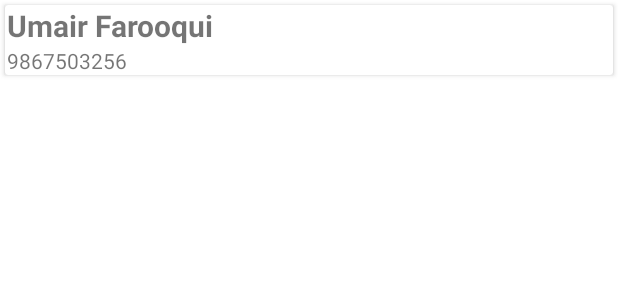
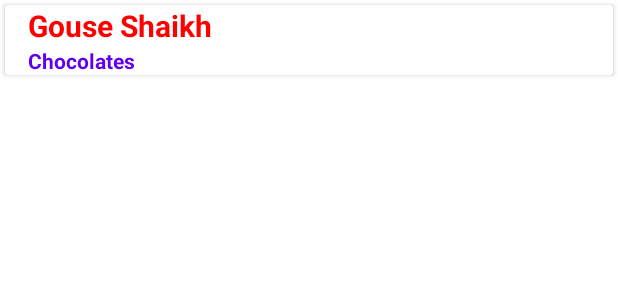
Before and after one commit to GouseCoder/Pharmical, an Android app: the layout row_seller.xml on its own in the app's theme, with its tools: preview values and no code run, on a phone screen of 412 x 824 dp. Shown: the top 300 px of the screen. Run offline under Robolectric (Android 15) with nearby library versions, the phone set to English and light mode, and no system bars.

```diff
--- a/app/src/main/java/com/example/myapplication/Adapters/AdapterProductSale.java
+++ b/app/src/main/java/com/example/myapplication/Adapters/AdapterProductSale.java
@@ -62,7 +62,7 @@ public class AdapterProductSale extends FirebaseRecyclerAdapter<ModelProduct, Ad
             public void onClick(View v) {
                 Intent clickonproducts = new Intent(v.getContext(), SellProductActivity.class);
                 clickonproducts.putExtra("productId", productId);
-                context.startActivity(clickonproducts);
+                //context.startActivity(clickonproducts);
 
             }
         });
--- a/app/src/main/res/layout/activity_login.xml
+++ b/app/src/main/res/layout/activity_login.xml
@@ -150,11 +150,6 @@
                 android:gravity="center">
 
                 <ImageView
-                    android:layout_width="wrap_content"
-                    android:layout_height="wrap_content"
-                    android:src="@drawable/ic_facebook" />
-
-                <ImageView
                     android:id="@+id/btnGoogle"
                     android:layout_width="wrap_content"
                     android:layout_height="wrap_content"
--- a/app/src/main/res/layout/row_seller.xml
+++ b/app/src/main/res/layout/row_seller.xml
@@ -12,10 +12,11 @@
 
 
         <LinearLayout
-            android:layout_width="wrap_content"
-            android:layout_height="wrap_content"
-            android:layout_marginEnd="266dp"
-            android:layout_marginRight="266dp"
+            android:layout_width="match_parent"
+            android:layout_height="match_parent"
+            android:layout_marginEnd="200dp"
+            android:layout_marginRight="200dp"
+            android:paddingLeft="15dp"
             android:orientation="vertical"
             app:layout_constraintEnd_toEndOf="parent"
             app:layout_constraintStart_toStartOf="parent"
@@ -23,17 +24,21 @@
 
             <TextView
                 android:id="@+id/tvSellerName"
-                android:layout_width="wrap_content"
+                android:layout_width="match_parent"
                 android:layout_height="wrap_content"
-                android:text="Umair Farooqui"
+                android:text="Gouse Shaikh"
+                android:textColor="@color/colorRed"
                 android:textSize="20sp"
                 android:textStyle="bold" />
 
             <TextView
-                android:id="@+id/tvSellerMobile"
-                android:layout_width="wrap_content"
+                android:id="@+id/tvSellerProducts"
+                android:layout_width="match_parent"
                 android:layout_height="wrap_content"
-                android:text="9867503256" />
+
+                android:textStyle="bold"
+                android:text="Chocolates"
+                android:textColor="@color/purple_500"/>
 
         </LinearLayout>
 
```
Also changed, not shown: app/src/main/java/com/example/myapplication/Adapters/AdapterSuppliers.java (+8 -11 lines), app/src/main/java/com/example/myapplication/Fragments/AddSupplierFragment.java (+16 -9 lines).
